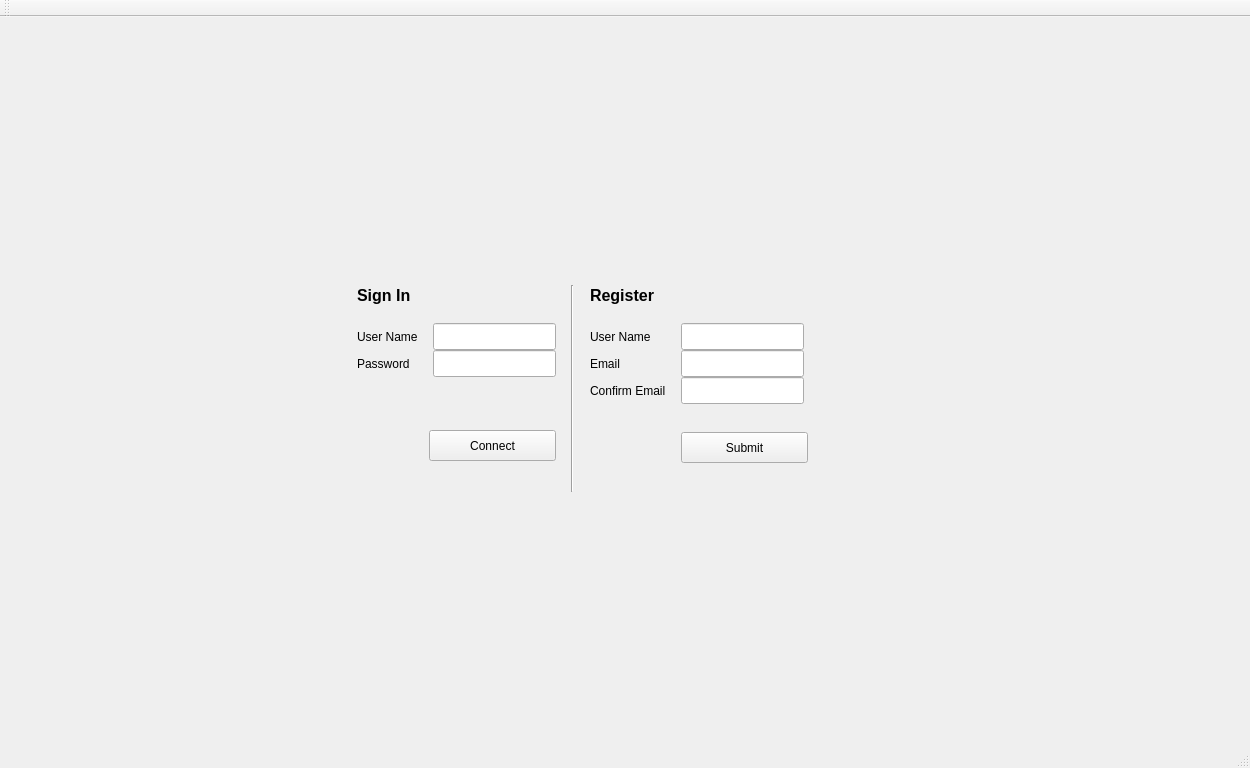
This is ui/mainwindow.ui in theshadowx/qtphotomanager as Qt 5 draws it before an edit. The edited form follows.
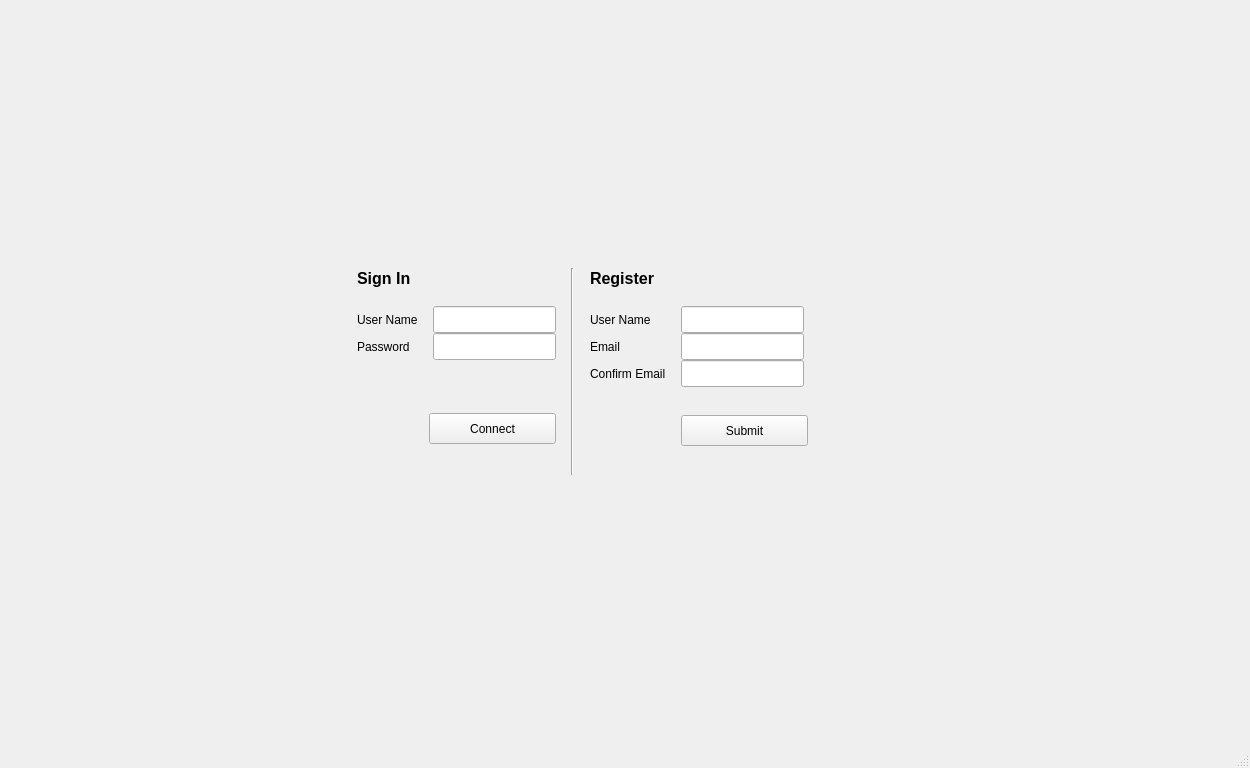
This is the edited form.

Commit message: removing toolbar

Patch:
```diff
--- a/ui/mainwindow.ui
+++ b/ui/mainwindow.ui
@@ -568,14 +568,6 @@
     </rect>
    </property>
   </widget>
-  <widget class="QToolBar" name="mainToolBar">
-   <attribute name="toolBarArea">
-    <enum>TopToolBarArea</enum>
-   </attribute>
-   <attribute name="toolBarBreak">
-    <bool>false</bool>
-   </attribute>
-  </widget>
   <widget class="QStatusBar" name="statusBar"/>
  </widget>
  <layoutdefault spacing="6" margin="11"/>
```
Left out of the diff: 2 changed lines with no effect on the pictures.
